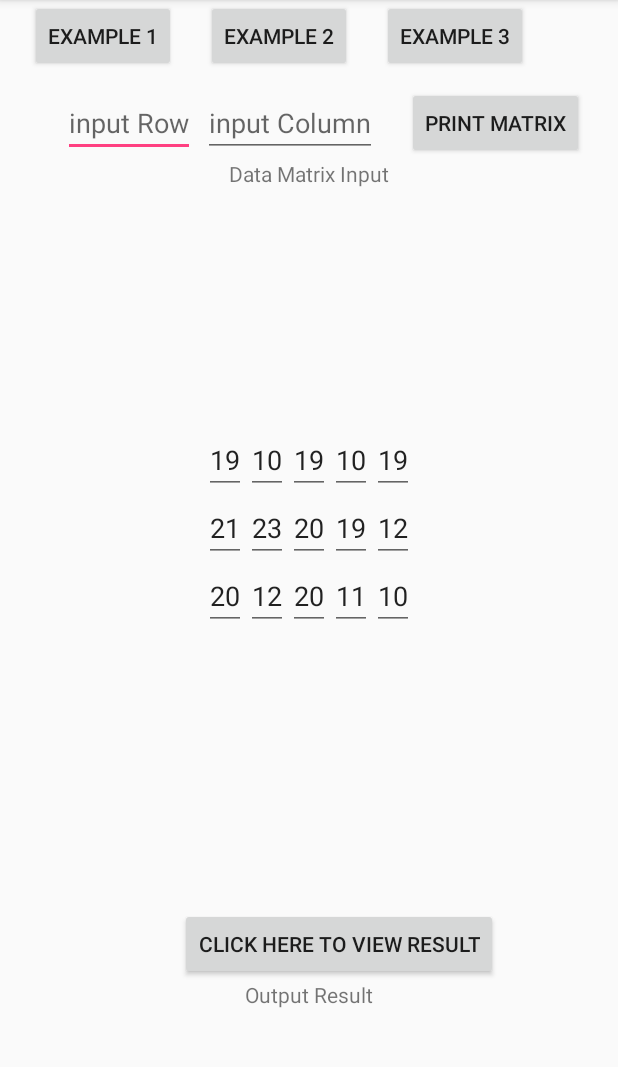
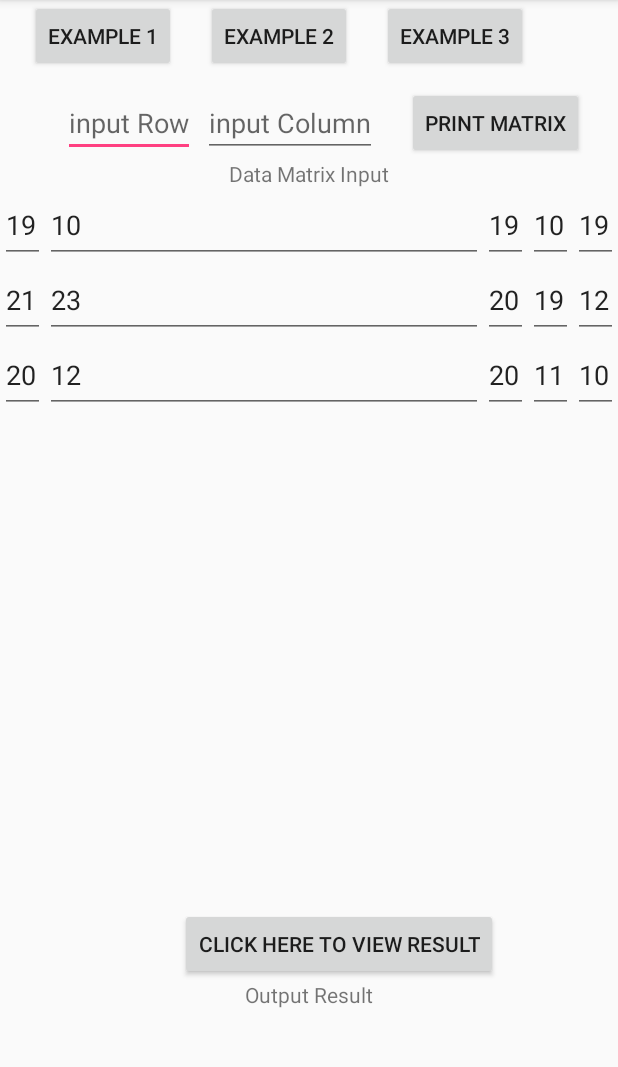
Before and after one commit to sonnguyen1187/FindPathWithLowerCost, an Android app: the screen it shows after launch (MainActivity), after a tap on "EXAMPLE 3", on a phone screen of 412 x 824 dp, the part 84-1151 px from its top. Run offline under Robolectric (Android 15) with nearby library versions, the phone set to English and light mode, and no system bars; our stand-ins replace ButterKnife; 2 other taps on this screen came first.

Commit message:
Update add comment

```diff
--- a/app/src/main/AndroidManifest.xml
+++ b/app/src/main/AndroidManifest.xml
@@ -8,7 +8,7 @@
         android:label="@string/app_name"
         android:supportsRtl="true"
         android:theme="@style/AppTheme">
-        <activity android:name=".MainActivity"
+        <activity android:name=".UI.MainActivity"
             android:windowSoftInputMode="adjustPan">
             <intent-filter>
                 <action android:name="android.intent.action.MAIN" />
--- a/app/src/main/java/sonnguyen/findpathwithlowercost/CommonUtils/DataConstants.java
+++ b/app/src/main/java/sonnguyen/findpathwithlowercost/CommonUtils/DataConstants.java
@@ -2,21 +2,26 @@ package sonnguyen.findpathwithlowercost.CommonUtils;
 
 /**
  * Created by sonnguyen on 2/1/17.
+ * This class holds sample matrix input data values
  */
 
 public class DataConstants {
+
+    // this is sample data
     public static final int [][] MATRIX_EXAMPLE1 =
                     {{3, 4, 1, 2, 8, 6},
                     {6, 1, 8, 2, 7, 4},
                     {5, 9, 3, 9, 9, 5},
                     {8, 4, 1, 3, 2, 6},
                     {3, 7, 2, 8, 6, 4}};
+
     public static final int [][] MATRIX_EXAMPLE2 =
                     {{3, 4, 1, 2, 8, 6},
                     {6, 1, 8, 2, 7, 4},
                     {5, 9, 3, 9, 9, 5},
                     {8, 4, 1, 3, 2, 6},
                     {3, 7, 2, 1, 2, 3}};
+
     public static final int [][] MATRIX_EXAMPLE3 =
                      {{19, 10, 19, 10, 19},
                     {21, 23, 20, 19, 12},
--- a/app/src/main/java/sonnguyen/findpathwithlowercost/CommonUtils/Utils.java
+++ b/app/src/main/java/sonnguyen/findpathwithlowercost/CommonUtils/Utils.java
@@ -1,5 +1,7 @@
 package sonnguyen.findpathwithlowercost.CommonUtils;
 
+import android.content.Context;
+import android.util.DisplayMetrics;
 import android.widget.EditText;
 
 import java.text.NumberFormat;
@@ -10,32 +12,33 @@ import sonnguyen.findpathwithlowercost.Models.Path;
 
 /**
  * Created by sonnguyen on 2/1/17.
+ * This class contains common utility functions necessary for the project
  */
 
 public class Utils {
-    public static void printArray(int matrix[][]) {
-        for (int[] row : matrix)
-            System.out.println(Arrays.toString(row));
-    }
 
-    public static int min(int a,int b, int c){
-        int l = Math.min(a, b);
-        return Math.min(l, c);
-    }
-
+    /**
+     *  This method gets value in EditText
+     * @param editText
+     * @return
+     */
     public static int getIntegerNumberFromEditText( EditText editText){
-        int number =0;
+        int number = 0;
         if(editText!=null && editText.getText().toString().length()>0){
             try {
-              number=   Integer.parseInt( editText.getText().toString() );
+              number = Integer.parseInt( editText.getText().toString() );
             }catch (NumberFormatException e){
                 e.printStackTrace();
             }
         }
         return number;
-
     }
 
+    /**
+     * This method formats the path
+     * @param path
+     * @return
+     */
     public static String formatPath(Path path) {
         StringBuilder builder = new StringBuilder();
         List<Integer> rows = path.getRowsTraversed();
@@ -49,4 +52,25 @@ public class Utils {
 
         return builder.toString();
     }
+
+    /**
+     * This function converts Desiti to Pixel
+     * @param context
+     * @param dp
+     * @return
+     */
+    public static int dpToPx(Context context, int dp) {
+        int px = Math.round(dp * getPixelScaleFactor(context));
+        return px;
+    }
+
+    /**
+     * This function gets pixel scale factor based on screen resolution
+     * @param context
+     * @return
+     */
+    private static float getPixelScaleFactor(Context context) {
+        DisplayMetrics displayMetrics = context.getResources().getDisplayMetrics();
+        return (displayMetrics.xdpi / DisplayMetrics.DENSITY_DEFAULT);
+    }
 }
--- a/app/src/main/java/sonnguyen/findpathwithlowercost/MainActivity.java
+++ b/app/src/main/java/sonnguyen/findpathwithlowercost/UI/MainActivity.java
@@ -1,5 +1,6 @@
-package sonnguyen.findpathwithlowercost;
+package sonnguyen.findpathwithlowercost.UI;
 
+import android.app.AlertDialog;
 import android.os.Bundle;
 import android.support.v7.app.AppCompatActivity;
 import android.text.InputType;
@@ -9,9 +10,6 @@ import android.widget.LinearLayout;
 import android.widget.TableLayout;
 import android.widget.TableRow;
 import android.widget.TextView;
-import android.widget.Toast;
-
-import java.util.ArrayList;
 
 import butterknife.BindView;
 import butterknife.ButterKnife;
@@ -21,6 +19,13 @@ import sonnguyen.findpathwithlowercost.CommonUtils.Utils;
 import sonnguyen.findpathwithlowercost.Manager.MatrixVisitor;
 import sonnguyen.findpathwithlowercost.Models.Matrix;
 import sonnguyen.findpathwithlowercost.Models.Path;
+import sonnguyen.findpathwithlowercost.R;
+
+/**
+ *
+ * This MainActivity class contains methods for processing the UI, display the grid input data and show the output values
+ *
+ */
 
 public class MainActivity extends AppCompatActivity {
 
@@ -38,30 +43,36 @@ public class MainActivity extends AppCompatActivity {
     TextView tvPath;
     @BindView(R.id.tableMatrix)
     TableLayout tableMatrix;
-
-
     Matrix matrix;
-    int row,column;
+    public int row,column;
 
     @Override
     protected void onCreate(Bundle savedInstanceState) {
         super.onCreate(savedInstanceState);
         setContentView(R.layout.activity_main);
         ButterKnife.bind(this);
-
-
     }
 
+    /**
+     * Method to create the Matrix based on number of rows and columns
+     * @param r
+     * @param c
+     * @param matrix
+     * @param table
+     *
+     */
     private void fillTable(final int r, final int c, final Matrix matrix, TableLayout table) {
         cleanResultTheResult();
         table.removeAllViews();
         for (int i = 1; i <= r; i++) {
             TableRow row = new TableRow(MainActivity.this);
+            row.setTag(i);
             row.setLayoutParams(new TableRow.LayoutParams(TableRow.LayoutParams.WRAP_CONTENT, TableRow.LayoutParams.WRAP_CONTENT));
             for (int j = 1; j <= c; j++) {
                 EditText edit = new EditText(MainActivity.this);
                 edit.setInputType(InputType.TYPE_CLASS_NUMBER | InputType.TYPE_NUMBER_FLAG_DECIMAL | InputType.TYPE_NUMBER_FLAG_SIGNED);
-                edit.setLayoutParams(new TableRow.LayoutParams(TableRow.LayoutParams.WRAP_CONTENT, TableRow.LayoutParams.WRAP_CONTENT));
+                edit.setLayoutParams(new TableRow.LayoutParams(Utils.dpToPx(MainActivity.this,30), Utils.dpToPx(MainActivity.this,50)));
+                // matrix == null means to create the matrix with row and column without data, user inputs the values by themselves
                 if(matrix!=null){
                     edit.setText(Integer.toString(matrix.getValueAtRowAndColumn(i,j)));
                 }else {
@@ -71,27 +82,46 @@ public class MainActivity extends AppCompatActivity {
             }
             table.addView(row);
         }
+        table.invalidate();
     }
+
+    /**
+     * Method to clean all result data
+     */
     private void cleanResultTheResult(){
         tvCost.setText("");
         tvHavePath.setText("");
         tvPath.setText("");
     }
 
+    /**
+     * Method call when INPUT button clicked, it will check if invalid number of row and column then it will create the matrix
+     */
     private void handleInputClick(){
         if(invalidateInput()){
             fillTable(row,column,null,tableMatrix);
         }else{
-            Toast.makeText(this,getString(R.string.error_message_invalid_matrix),Toast.LENGTH_SHORT).show();
+            new AlertDialog.Builder(this)
+                    .setTitle(R.string.invalid_content)
+                    .setMessage(R.string.error_message_invalid_matrix)
+                    .setPositiveButton(R.string.ok, null)
+                    .show();
         }
     }
 
+    /**
+     * This method checks if 1 <= numberOfRow <= 10 and 5 <= numberOfColumn <= 100
+     * @return
+     */
     public boolean invalidateInput(){
         row = Utils.getIntegerNumberFromEditText(editRow);
         column = Utils.getIntegerNumberFromEditText(editColumn);
       return  (row >=1 && column>=5) && (row<=10 && column<=100);
     }
 
+    /**
+     *  Function to find the path with lowest cost
+     */
     public void findPath(){
         getValueInMatrix();
         MatrixVisitor visitor = new MatrixVisitor(matrix);
@@ -106,25 +136,31 @@ public class MainActivity extends AppCompatActivity {
     }
 
 
-
-
+    /**
+     *  This method gets all input values in table and fill in the matrix
+     */
     private void getValueInMatrix(){
         int input [][]= new int[row][column];
         for (int i = 0; i < row; i++) {
             TableRow RowView  = (TableRow) tableMatrix.getChildAt(i);
+            if(RowView!=null) {
             for (int j = 0; j < column; j++) {
-                EditText editText = (EditText) RowView.getChildAt(j);
-                int value = Utils.getIntegerNumberFromEditText(editText);
-                input[i][j] = value;
-
+                    EditText editText = (EditText) RowView.getChildAt(j);
+                    int value = Utils.getIntegerNumberFromEditText(editText);
+                    input[i][j] = value;
+                }
             }
         }
         matrix = new Matrix(input);
     }
 
+    /**
+     * This event handles methods for all button clicks namely EXAMPLE1, EXAMPLE2, EXAMPLE3 ...
+     * @param view
+     */
+
     @OnClick({R.id.btn_example1, R.id.btn_example2, R.id.btn_example3, R.id.btn_input, R.id.btn_result})
     public void onClick(View view) {
-
         switch (view.getId()) {
             case R.id.btn_example1:
                 matrix = new Matrix(DataConstants.MATRIX_EXAMPLE1);
@@ -139,7 +175,6 @@ public class MainActivity extends AppCompatActivity {
                 fillTable(row,column,matrix,tableMatrix);
                 break;
             case R.id.btn_example3:
-                row = 3;
                 matrix = new Matrix(DataConstants.MATRIX_EXAMPLE3);
                 row = matrix.getNoOfRows();
                 column = matrix.getNoOfColumns();
--- a/app/src/main/res/layout/activity_main.xml
+++ b/app/src/main/res/layout/activity_main.xml
@@ -74,47 +74,23 @@
         android:text="@string/matrix_input"
         android:layout_height="wrap_content" />
 
+    <ScrollView
+        android:layout_width="fill_parent" android:layout_height="fill_parent"
+         android:layout_below="@+id/tv_info"
+        android:layout_above="@+id/ln_group_result"
+        android:scrollbars="vertical">
 
+        <HorizontalScrollView xmlns:android="http://schemas.android.com/apk/res/android"
+            android:scrollbars="horizontal"
+            android:layout_width="match_parent" android:layout_height="fill_parent">
+            <TableLayout xmlns:android="http://schemas.android.com/apk/res/android"
+                android:id="@+id/tableMatrix" android:layout_width="match_parent"
+                android:layout_gravity="center"
+                android:layout_height="fill_parent" android:stretchColumns="1"
+                />
+        </HorizontalScrollView>
 
-
-    <ScrollView
-        android:id="@+id/scrollView1"
-        android:layout_width="match_parent"
-        android:layout_height="wrap_content"
-        android:layout_below="@+id/ln_group_input"
-        android:layout_above="@+id/ln_group_result"
-        android:layout_alignParentLeft="true"
-        android:layout_alignParentStart="true">
-
-            <LinearLayout
-                android:layout_width="match_parent"
-                android:layout_height="wrap_content"
-                android:layout_gravity="center"
-                android:gravity="center"
-                android:orientation="vertical" >
-
-                <HorizontalScrollView
-                    android:id="@+id/horizontalScrollView1"
-                    android:layout_width="wrap_content"
-                    android:layout_height="wrap_content" >
-
-                    <LinearLayout
-                        android:layout_width="match_parent"
-                        android:layout_height="match_parent"
-                        android:gravity="center"
-                        android:layout_gravity="center_horizontal"
-                        android:orientation="vertical" >
-
-                        <TableLayout
-                            android:id="@+id/tableMatrix"
-                            android:layout_width="wrap_content"
-                            android:gravity="center_horizontal"
-                            android:layout_height="match_parent" >
-                        </TableLayout>
-                    </LinearLayout>
-                </HorizontalScrollView>
-            </LinearLayout>
-        </ScrollView>
+    </ScrollView>
 
     <LinearLayout
         android:id="@+id/ln_group_result"
--- a/app/src/main/res/values/strings.xml
+++ b/app/src/main/res/values/strings.xml
@@ -15,6 +15,8 @@
     <string name="click_to_print">Print matrix</string>
     <string name="yes">Yes</string>
     <string name="no">No</string>
+    <string name="ok">Ok</string>
+    <string name="invalid_content">Invalid Content</string>
     <string name="error_message_invalid_matrix">Please check you input minimum of 1 row and 5 columns up to 10 rows and 100 columns.</string>
 
 </resources>
```
Also changed, not shown: app/src/main/java/sonnguyen/findpathwithlowercost/Manager/MatrixVisitor.java (+10 -0 lines), app/src/main/java/sonnguyen/findpathwithlowercost/Manager/PathCollector.java (+12 -0 lines), app/src/main/java/sonnguyen/findpathwithlowercost/Manager/PathComparator.java (+30 -0 lines), app/src/main/java/sonnguyen/findpathwithlowercost/Manager/RowVisitor.java (+34 -4 lines), app/src/main/java/sonnguyen/findpathwithlowercost/Models/Matrix.java (+46 -2 lines), app/src/main/java/sonnguyen/findpathwithlowercost/Models/Path.java (+32 -18 lines), 1 other file.
